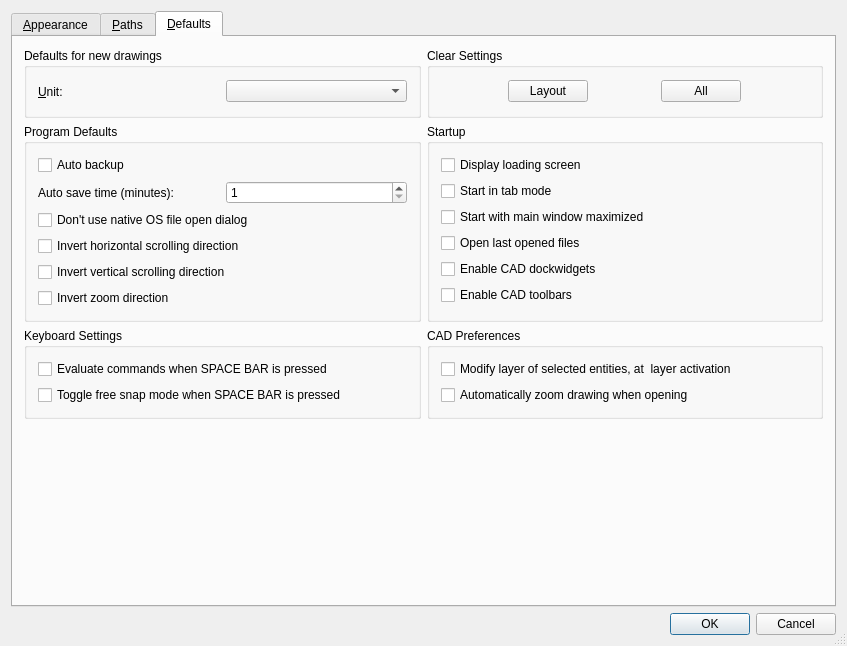
Before: the Qt Designer form librecad/src/ui/forms/qg_dlgoptionsgeneral.ui in LibreCAD/LibreCAD, drawn with Qt 5.
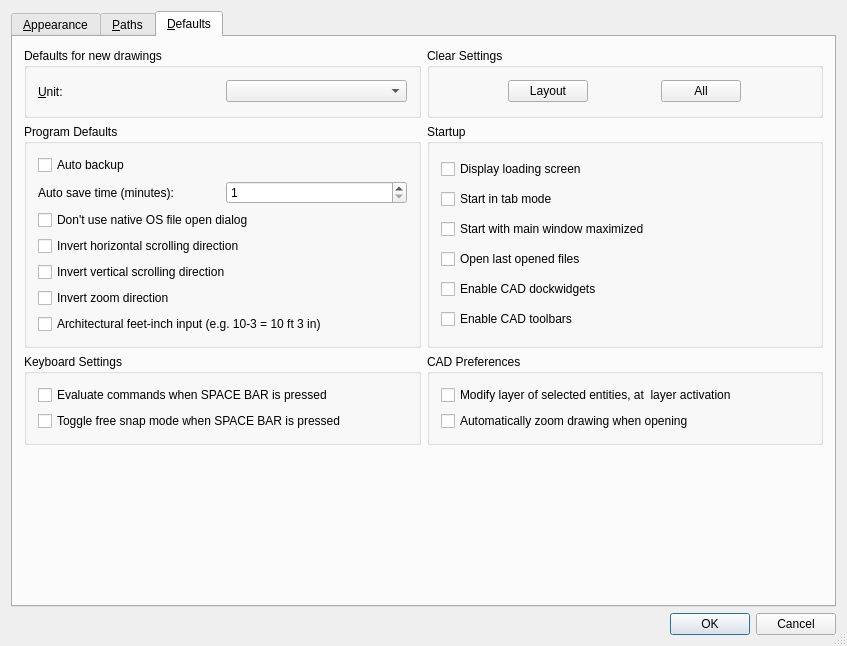
After: the same form once the commit is applied. Icons and pictures are not drawn.

Commit message: Add optional architectural input for Direct Line

What changed in the file:
```diff
--- a/librecad/src/ui/forms/qg_dlgoptionsgeneral.ui
+++ b/librecad/src/ui/forms/qg_dlgoptionsgeneral.ui
@@ -1067,6 +1067,16 @@
             </property>
            </widget>
           </item>
+          <item>
+           <widget class="QCheckBox" name="cbArchitecturalInput">
+            <property name="toolTip">
+             <string>Enable architectural feet-inch distance input in the Direct Line tool (e.g. 10-3 = 10 ft 3 in).</string>
+            </property>
+            <property name="text">
+             <string>Architectural feet-inch input (e.g. 10-3 = 10 ft 3 in)</string>
+            </property>
+           </widget>
+          </item>
          </layout>
         </widget>
        </item>
```
The commit also changes 2 other files.
